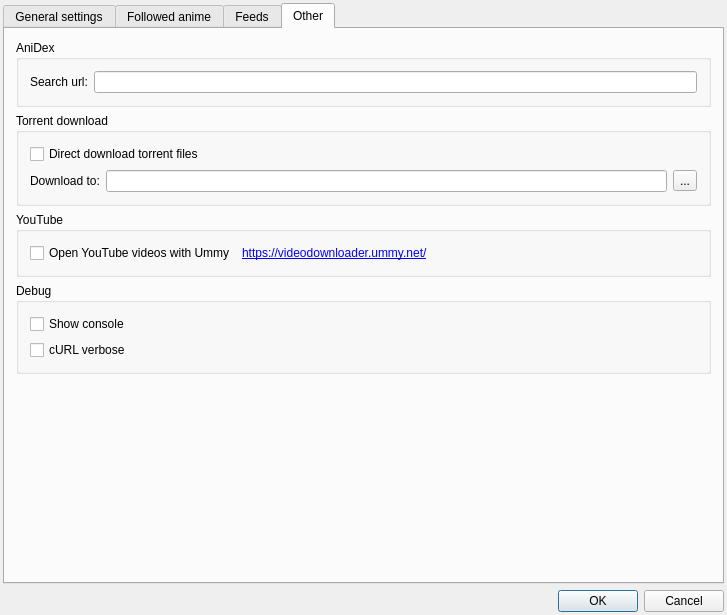
GhostWriterTNCS/OtakuManager, file OtakuManager/widgets/PrefWindow.ui: the form before one commit.
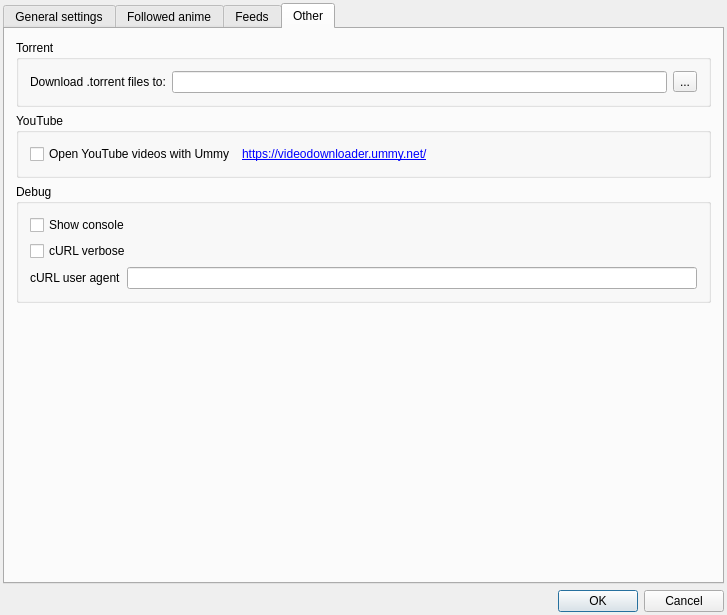
The form after the commit. The open tabs and pages were chosen to show the change. Icons and pictures are not drawn.

```diff
--- a/OtakuManager/widgets/PrefWindow.ui
+++ b/OtakuManager/widgets/PrefWindow.ui
@@ -376,44 +376,18 @@
        <string>Other</string>
       </attribute>
       <layout class="QVBoxLayout" name="verticalLayout">
-       <item>
-        <widget class="QGroupBox" name="groupBox_3">
-         <property name="title">
-          <string>AniDex</string>
-         </property>
-         <layout class="QHBoxLayout" name="horizontalLayout_3">
-          <item>
-           <widget class="QLabel" name="AniDexLabel">
-            <property name="text">
-             <string>Search url:</string>
-            </property>
-           </widget>
-          </item>
-          <item>
-           <widget class="QLineEdit" name="AniDexUrl"/>
-          </item>
-         </layout>
-        </widget>
-       </item>
        <item>
         <widget class="QGroupBox" name="groupBox">
          <property name="title">
-          <string>Torrent download</string>
+          <string>Torrent</string>
          </property>
          <layout class="QVBoxLayout" name="verticalLayout_5">
-          <item>
-           <widget class="QCheckBox" name="downloadTorrents">
-            <property name="text">
-             <string>Direct download torrent files</string>
-            </property>
-           </widget>
-          </item>
           <item>
            <layout class="QHBoxLayout" name="horizontalLayout_2">
             <item>
              <widget class="QLabel" name="torrentsLabel">
               <property name="text">
-               <string>Download to:</string>
+               <string>Download .torrent files to:</string>
               </property>
              </widget>
             </item>
@@ -506,6 +480,20 @@
             </property>
            </widget>
           </item>
+          <item>
+           <layout class="QHBoxLayout" name="horizontalLayout_6">
+            <item>
+             <widget class="QLabel" name="AniDexLabel">
+              <property name="text">
+               <string>cURL user agent</string>
+              </property>
+             </widget>
+            </item>
+            <item>
+             <widget class="QLineEdit" name="curlUserAgent"/>
+            </item>
+           </layout>
+          </item>
          </layout>
         </widget>
        </item>
```
